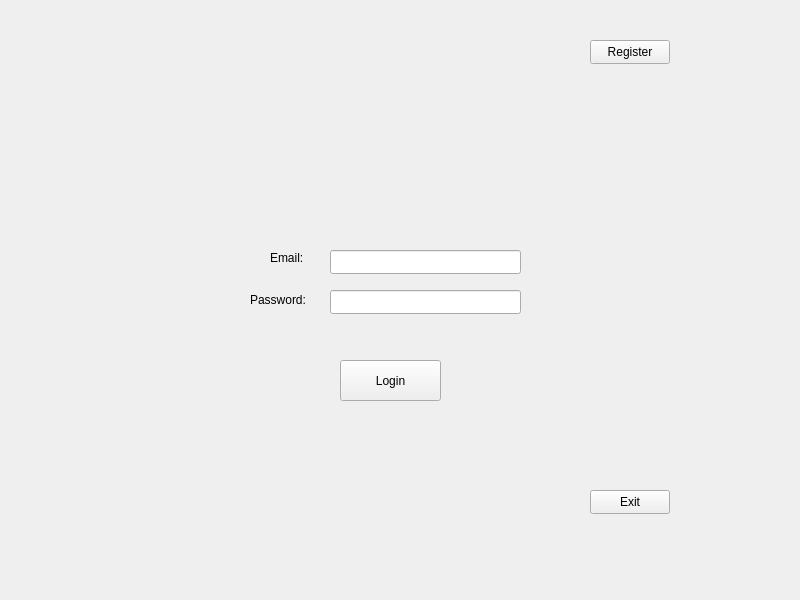
First picture: the form in mainwindow.ui, repository ppera72/ELearning-PlatformV2, before the edit.
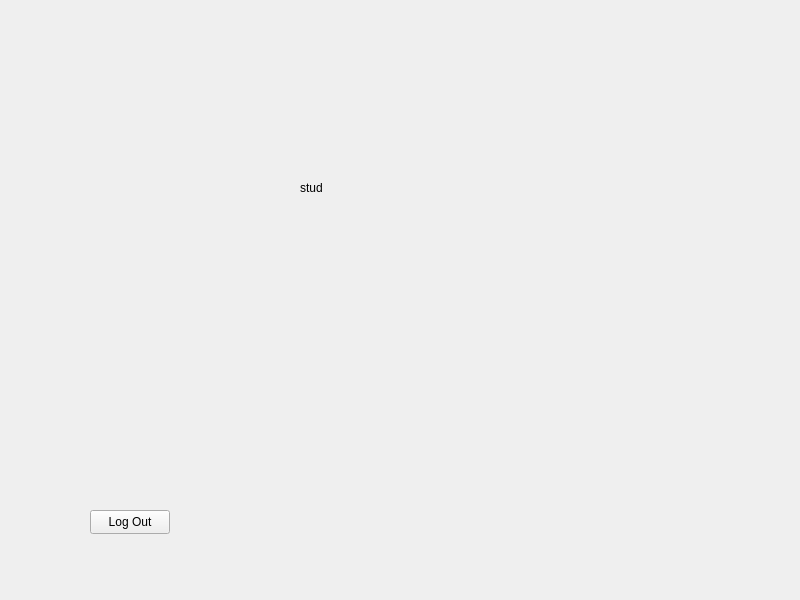
Second picture: the form after the edit. The open tabs and pages were chosen to show the change.

Diff of the .ui file:
```diff
--- a/mainwindow.ui
+++ b/mainwindow.ui
@@ -391,6 +391,62 @@
       </property>
      </widget>
     </widget>
+    <widget class="QWidget" name="studentMainPage">
+     <widget class="QLabel" name="label">
+      <property name="geometry">
+       <rect>
+        <x>300</x>
+        <y>200</y>
+        <width>49</width>
+        <height>16</height>
+       </rect>
+      </property>
+      <property name="text">
+       <string>stud</string>
+      </property>
+     </widget>
+     <widget class="QPushButton" name="SMLogOutButton">
+      <property name="geometry">
+       <rect>
+        <x>90</x>
+        <y>530</y>
+        <width>80</width>
+        <height>24</height>
+       </rect>
+      </property>
+      <property name="text">
+       <string>Log Out</string>
+      </property>
+     </widget>
+    </widget>
+    <widget class="QWidget" name="professorMainPage">
+     <widget class="QLabel" name="label_2">
+      <property name="geometry">
+       <rect>
+        <x>350</x>
+        <y>290</y>
+        <width>49</width>
+        <height>16</height>
+       </rect>
+      </property>
+      <property name="text">
+       <string>prof</string>
+      </property>
+     </widget>
+     <widget class="QPushButton" name="PMLogOutButton">
+      <property name="geometry">
+       <rect>
+        <x>80</x>
+        <y>540</y>
+        <width>80</width>
+        <height>24</height>
+       </rect>
+      </property>
+      <property name="text">
+       <string>Log Out</string>
+      </property>
+     </widget>
+    </widget>
    </widget>
   </widget>
  </widget>
```
Left out of the diff: 2 changed lines with no effect on the pictures.
